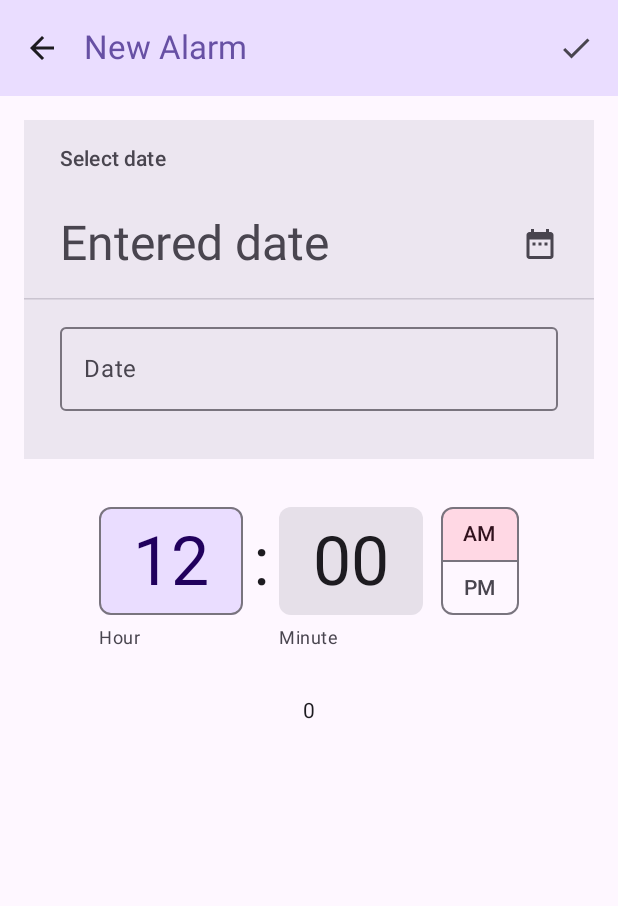
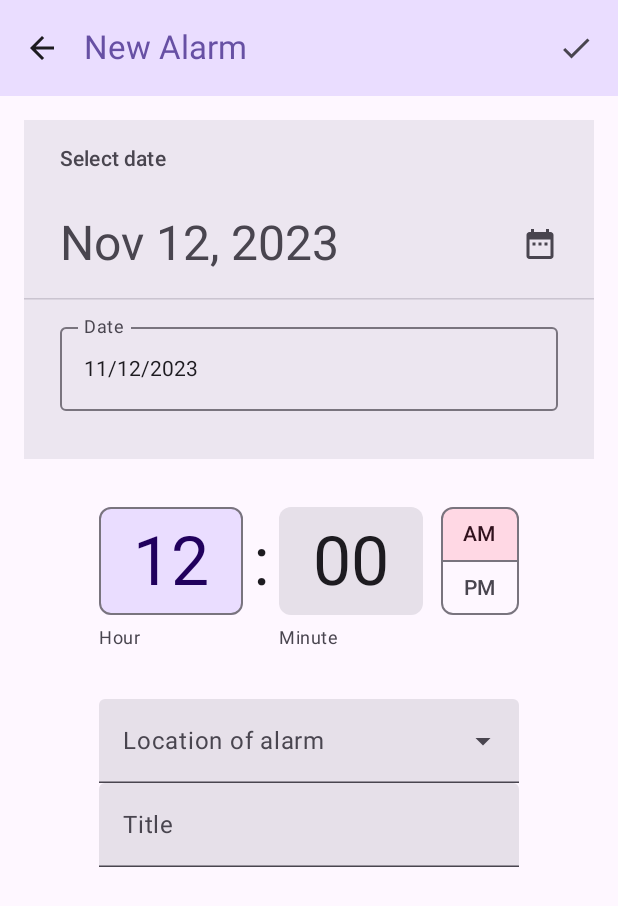
Before and after one commit to LOVELESSG/Cross_Clock, an Android app built with Jetpack Compose: the @Preview function AddAlarmPagePreview, on a phone screen of 412 x 824 dp. Shown: the top 906 px of the screen. Run offline under Robolectric (Android 15) with nearby library versions, the phone set to English and light mode, and no system bars.

Commit message:
add time zone selection and alarm title in add alarm page

```diff
--- a/app/src/main/java/com/example/crossclock/ui/AlarmScreen.kt
+++ b/app/src/main/java/com/example/crossclock/ui/AlarmScreen.kt
@@ -1,6 +1,7 @@
 package com.example.crossclock.ui
 
 import android.app.TimePickerDialog
+import android.icu.text.SimpleDateFormat
 import android.text.Layout
 import androidx.activity.compose.BackHandler
 import androidx.compose.animation.animateColorAsState
@@ -29,7 +30,10 @@ import androidx.compose.material3.DismissDirection.*
 import androidx.compose.material3.DismissValue.*
 import androidx.compose.material3.DisplayMode
 import androidx.compose.material3.DrawerValue
+import androidx.compose.material3.DropdownMenuItem
 import androidx.compose.material3.ExperimentalMaterial3Api
+import androidx.compose.material3.ExposedDropdownMenuBox
+import androidx.compose.material3.ExposedDropdownMenuDefaults
 import androidx.compose.material3.FloatingActionButton
 import androidx.compose.material3.HorizontalDivider
 import androidx.compose.material3.Icon
@@ -46,6 +50,7 @@ import androidx.compose.material3.Surface
 import androidx.compose.material3.SwipeToDismiss
 import androidx.compose.material3.Switch
 import androidx.compose.material3.Text
+import androidx.compose.material3.TextField
 import androidx.compose.material3.TimeInput
 import androidx.compose.material3.TimePicker
 import androidx.compose.material3.TopAppBar
@@ -56,10 +61,12 @@ import androidx.compose.material3.rememberDrawerState
 import androidx.compose.material3.rememberTimePickerState
 import androidx.compose.runtime.Composable
 import androidx.compose.runtime.getValue
+import androidx.compose.runtime.mutableLongStateOf
 import androidx.compose.runtime.mutableStateListOf
 import androidx.compose.runtime.mutableStateOf
 import androidx.compose.runtime.remember
 import androidx.compose.runtime.rememberCoroutineScope
+import androidx.compose.runtime.saveable.rememberSaveable
 import androidx.compose.runtime.setValue
 import androidx.compose.ui.Alignment
 import androidx.compose.ui.Modifier
@@ -76,7 +83,11 @@ import androidx.navigation.compose.rememberNavController
 import com.example.crossclock.data.DRAWER_ITEMS
 import com.example.crossclock.data.alarm.Alarm
 import kotlinx.coroutines.launch
+import java.time.Instant
 import java.time.LocalTime
+import java.util.Calendar
+import java.util.Date
+import kotlin.time.Duration.Companion.days
 
 
 @OptIn(ExperimentalMaterial3Api::class)
@@ -259,8 +270,22 @@ fun AddAlarm(){
                 modifier = Modifier.fillMaxSize(),
                 horizontalAlignment = Alignment.CenterHorizontally
             ) {
-                val datePickerState = rememberDatePickerState(initialDisplayMode = DisplayMode.Input)
+                val datePickerState = rememberDatePickerState(
+                    initialDisplayMode = DisplayMode.Input,
+                    initialSelectedDateMillis = Instant.now().toEpochMilli()
+                )
                 val timePickerState = rememberTimePickerState()
+                val formatter = SimpleDateFormat("dd MMMM yyyy")
+                var expanded by remember {
+                    mutableStateOf(false)
+                }
+                var selectedOptionText by remember {
+                    mutableStateOf("")
+                }
+                var text by rememberSaveable {
+                    mutableStateOf("")
+                }
+
                 TopAppBar(
                     colors = TopAppBarDefaults.topAppBarColors(
                         containerColor = MaterialTheme.colorScheme.primaryContainer,
@@ -295,13 +320,51 @@ fun AddAlarm(){
                     item {
                         TimeInput(state = timePickerState, modifier = Modifier.padding(16.dp))
                     }
+                    item {
+                        ExposedDropdownMenuBox(
+                            expanded = expanded,
+                            onExpandedChange = {
+                                expanded = !expanded
+                            }
+                        ) {
+                            TextField(
+                                readOnly = true,
+                                value = selectedOptionText,
+                                label = { Text(text = "Location of alarm") },
+                                onValueChange = {},
+                                trailingIcon = {
+                                    ExposedDropdownMenuDefaults.TrailingIcon(expanded = expanded)
+                                },
+                                colors = ExposedDropdownMenuDefaults.textFieldColors(),
+                                modifier = Modifier.menuAnchor()
+                            )
+                            ExposedDropdownMenu(
+                                expanded = expanded,
+                                onDismissRequest = { expanded = false }
+                            ) {
+                                ALL_CITIES.forEach { selectionOption ->
+                                    DropdownMenuItem(
+                                        text = { Text(text = selectionOption.city)},
+                                        onClick = {
+                                            selectedOptionText = selectionOption.city
+                                            expanded = false
+                                        }
+                                    )
+                                }
+                            }
+                        }
+                    }
+                    item {
+                        TextField(
+                            value = text,
+                            onValueChange = {text = it},
+                            label = {Text("Title")},
+                            placeholder = { Text(text = "Title of alarm") }
+                        )
+                    }
                 }
-                Text(text = timePickerState.hour.toString())
-                /*DatePicker(state = datePickerState, modifier = Modifier.padding(16.dp))
-                TimePicker(state = timePickerState, modifier = Modifier.padding(16.dp))*/
-                /*Text(text = "selected date")
-                Text(text = "selected time")
-                Text(text = datePickerState.selectedDateMillis.toString())*/
+                /*Text(text = timePickerState.hour.toString())
+                Text(text = formatter.format(datePickerState.selectedDateMillis?.let { Date(it) }))*/
             }
         }
     }
```
